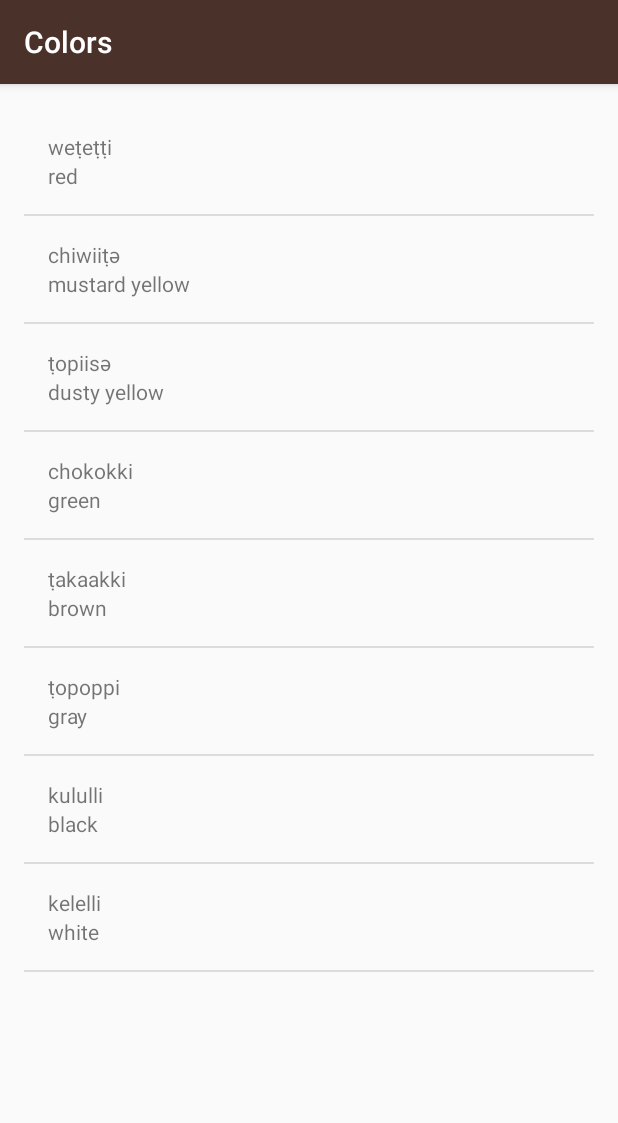
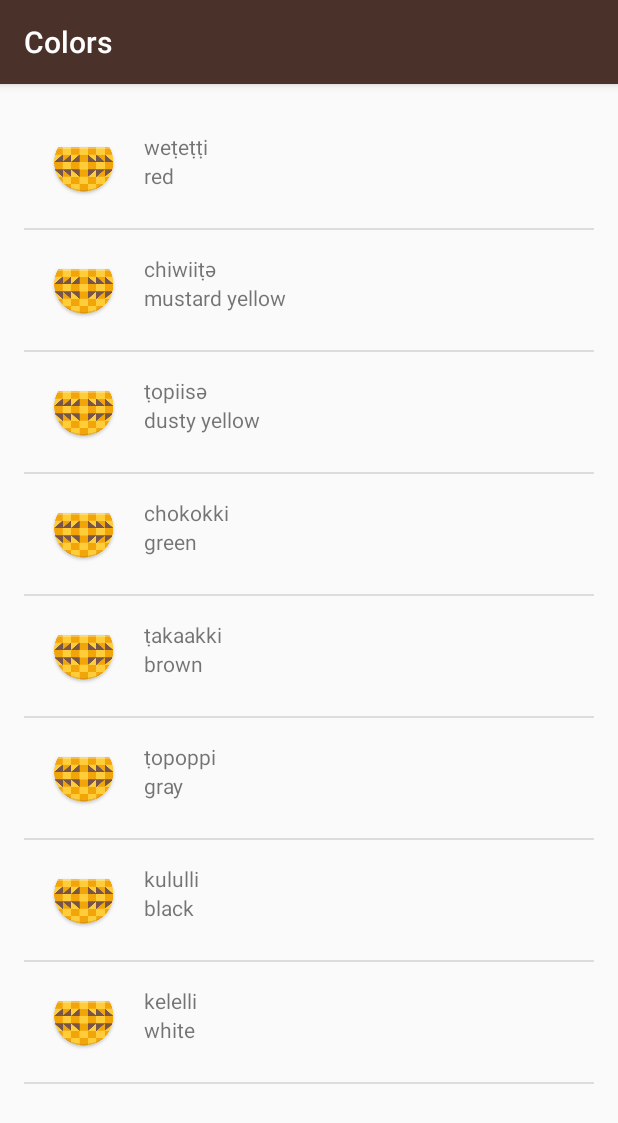
Before and after one commit to sooshin/Udacity-ud839-Miwok, an Android app: the ColorsActivity screen opened directly, with no data from a screen before it, on a phone screen of 412 x 824 dp. Shown: the top 1123 px of the screen. Run offline under Robolectric (Android 15) with nearby library versions, the phone set to English and light mode, and no system bars.

Commit message:
Modify List Item layout

```diff
--- a/app/src/main/res/layout/list_item.xml
+++ b/app/src/main/res/layout/list_item.xml
@@ -3,19 +3,35 @@
 <LinearLayout xmlns:android="http://schemas.android.com/apk/res/android"
     xmlns:tools="http://schemas.android.com/tools"
     android:layout_width="match_parent"
+    android:layout_height="wrap_content"
+    android:orientation="horizontal"
+    android:padding="16dp">
+
+    <ImageView
+        android:id="@+id/image"
+        android:layout_width="wrap_content"
+        android:layout_height="wrap_content"
+        android:src="@mipmap/ic_launcher" />
+
+    <LinearLayout
+        android:id="@+id/text_container"
+        android:layout_width="match_parent"
         android:layout_height="match_parent"
         android:orientation="vertical"
-    android:padding="16dp">
+        android:paddingLeft="16dp">
 
         <TextView
             android:id="@+id/miwok_text_view"
-        android:layout_width="wrap_content"
+            android:layout_width="match_parent"
             android:layout_height="wrap_content"
             tools:text="lutti" />
 
         <TextView
             android:id="@+id/default_text_view"
-        android:layout_width="wrap_content"
+            android:layout_width="match_parent"
             android:layout_height="wrap_content"
             tools:text="one" />
+
     </LinearLayout>
+
+</LinearLayout>
```
Lines whose indentation alone changed are shown as unchanged.
